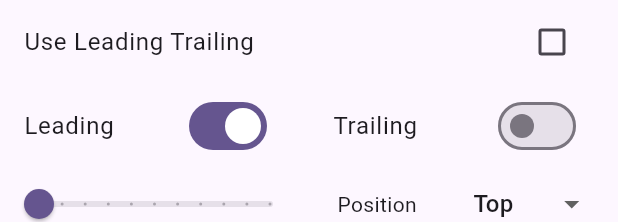
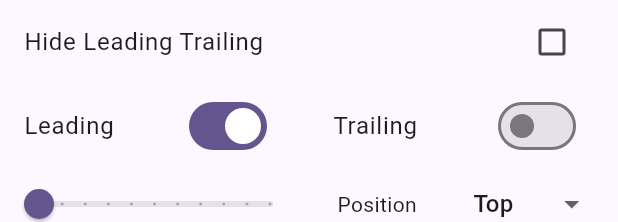
Before and after one commit to emowise/navigation_rail_example, a Flutter app: the Settings widget shown alone on an empty page, opened directly with empty values, on a phone screen of 412 x 824 dp. Shown: the top 222 px of the screen. Run offline on Flutter 3.47's test engine with Material 2 defaults, Android fonts, the phone set to English and light mode, and no system bars.

Commit message:
-hide leading training

```diff
--- a/lib/widgets/settings.dart
+++ b/lib/widgets/settings.dart
@@ -38,7 +38,7 @@ class _SettingsState extends State<Settings> {
     return Column(
       children: [
         CheckboxListTile(
-            title: const Text("Use Leading Trailing"),
+            title: const Text("Hide Leading Trailing"),
             value: hideLeadingTrailing,
             onChanged: (value) {
               setState(() {
```
